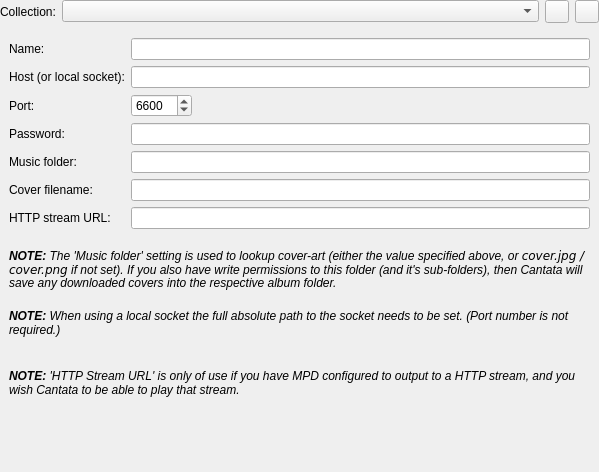
The window that gui/serversettings.ui (CDrummond/cantata) describes before a commit, drawn with Qt 5.
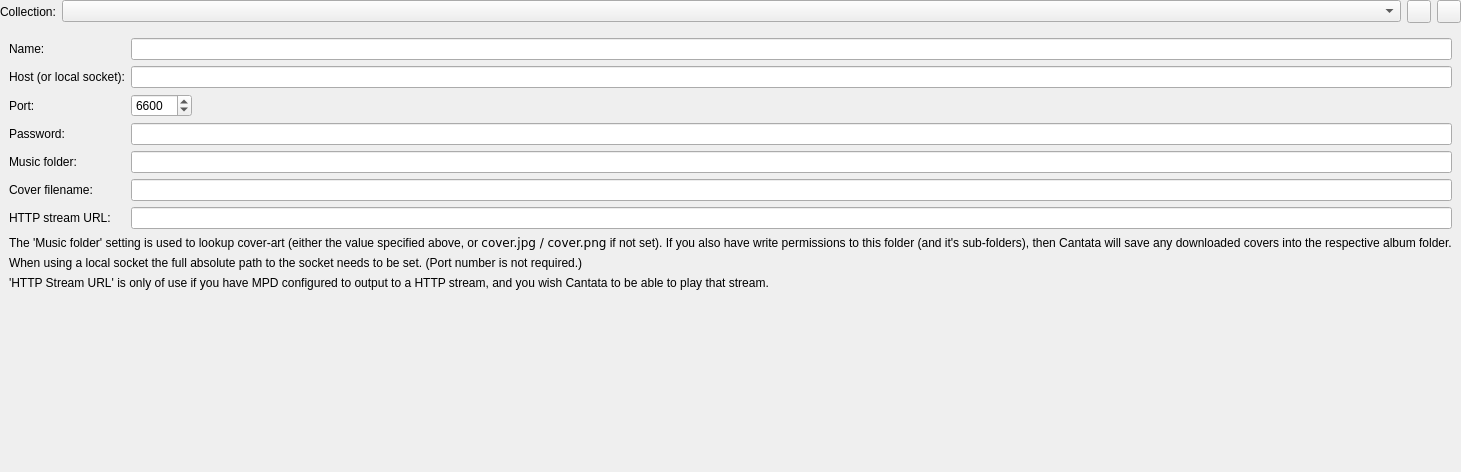
The same window after the commit. Custom widgets are drawn as their Qt base class.

Commit message: Add note-label classes to ensure consistency

The edit to the form file:
```diff
--- a/gui/serversettings.ui
+++ b/gui/serversettings.ui
@@ -168,110 +168,28 @@
          </item>
         </layout>
        </item>
-       <item row="1" column="0">
-        <spacer name="verticalSpacer">
-         <property name="orientation">
-          <enum>Qt::Vertical</enum>
+       <item row="1" column="0" colspan="2">
+        <widget class="NoteLabel" name="musicFolderNoteLabel">
+         <property name="text">
+          <string>The 'Music folder' setting is used to lookup cover-art (either the value specified above, or &lt;code&gt;cover.jpg / cover.png&lt;/code&gt; if not set). If you also have write permissions to this folder (and it's sub-folders), then Cantata will save any downloaded covers into the respective album folder.</string>
          </property>
-         <property name="sizeType">
-          <enum>QSizePolicy::Fixed</enum>
-         </property>
-         <property name="sizeHint" stdset="0">
-          <size>
-           <width>20</width>
-           <height>13</height>
-          </size>
-         </property>
-        </spacer>
+        </widget>
        </item>
        <item row="2" column="0" colspan="2">
-        <widget class="QLabel" name="musicFolderNoteLabel">
+        <widget class="NoteLabel" name="socketNoteLabel">
          <property name="text">
-          <string>&lt;i&gt;&lt;b&gt;NOTE:&lt;/b&gt; The 'Music folder' setting is used to lookup cover-art (either the value specified above, or &lt;code&gt;cover.jpg / cover.png&lt;/code&gt; if not set). If you also have write permissions to this folder (and it's sub-folders), then Cantata will save any downloaded covers into the respective album folder.&lt;/i&gt;</string>
+          <string>When using a local socket the full absolute path to the socket needs to be set. (Port number is not required.)</string>
          </property>
-         <property name="wordWrap">
-          <bool>true</bool>
-         </property>
-         <property name="textInteractionFlags">
-          <set>Qt::NoTextInteraction</set>
-         </property>
         </widget>
        </item>
-       <item row="3" column="0">
-        <spacer name="verticalSpacer_3">
-         <property name="orientation">
-          <enum>Qt::Vertical</enum>
-         </property>
-         <property name="sizeType">
-          <enum>QSizePolicy::Fixed</enum>
-         </property>
-         <property name="sizeHint" stdset="0">
-          <size>
-           <width>20</width>
-           <height>13</height>
-          </size>
-         </property>
-        </spacer>
-       </item>
-       <item row="4" column="0" colspan="2">
-        <widget class="QLabel" name="socketNoteLabel">
+       <item row="3" column="0" colspan="2">
+        <widget class="NoteLabel" name="streamUrlNoteLabel">
          <property name="text">
-          <string>&lt;i&gt;&lt;b&gt;NOTE:&lt;/b&gt; When using a local socket the full absolute path to the socket needs to be set. (Port number is not required.)&lt;/i&gt;</string>
+          <string>'HTTP Stream URL' is only of use if you have MPD configured to output to a HTTP stream, and you wish Cantata to be able to play that stream.</string>
          </property>
-         <property name="wordWrap">
-          <bool>true</bool>
-         </property>
-         <property name="textInteractionFlags">
-          <set>Qt::NoTextInteraction</set>
-         </property>
         </widget>
        </item>
-       <item row="5" column="0">
-        <spacer name="verticalSpacer_4">
-         <property name="orientation">
-          <enum>Qt::Vertical</enum>
-         </property>
-         <property name="sizeType">
-          <enum>QSizePolicy::Fixed</enum>
-         </property>
-         <property name="sizeHint" stdset="0">
-          <size>
-           <width>20</width>
-           <height>13</height>
-          </size>
-         </property>
-        </spacer>
-       </item>
-       <item row="6" column="0">
-        <spacer name="verticalSpacer_streamUrlNote">
-         <property name="orientation">
-          <enum>Qt::Vertical</enum>
-         </property>
-         <property name="sizeType">
-          <enum>QSizePolicy::Fixed</enum>
-         </property>
-         <property name="sizeHint" stdset="0">
-          <size>
-           <width>20</width>
-           <height>13</height>
-          </size>
-         </property>
-        </spacer>
-       </item>
-       <item row="7" column="0" colspan="2">
-        <widget class="QLabel" name="streamUrlNoteLabel">
-         <property name="text">
-          <string>&lt;i&gt;&lt;b&gt;NOTE:&lt;/b&gt; 'HTTP Stream URL' is only of use if you have MPD configured to output to a HTTP stream, and you wish Cantata to be able to play that stream.&lt;/i&gt;</string>
-         </property>
-         <property name="wordWrap">
-          <bool>true</bool>
-         </property>
-         <property name="textInteractionFlags">
-          <set>Qt::NoTextInteraction</set>
-         </property>
-        </widget>
-       </item>
-       <item row="8" column="0">
+       <item row="4" column="0">
         <spacer name="verticalSpacer_2">
          <property name="orientation">
           <enum>Qt::Vertical</enum>
@@ -338,51 +256,20 @@
         </layout>
        </item>
        <item row="2" column="0" colspan="4">
-        <widget class="StateLabel" name="basicMusicFolderNoteLabel">
+        <widget class="NoteLabel" name="basicMusicFolderNoteLabel">
          <property name="text">
-          <string>&lt;i&gt;&lt;b&gt;NOTE:&lt;/b&gt; If you change the 'Music folder' setting, then you will need to manually update the music database. This can be performed by pressing the 'Refresh Database' button in the 'Artists' or 'Albums' views.&lt;/i&gt;</string>
+          <string>If you change the 'Music folder' setting, then you will need to manually update the music database. This can be performed by pressing the 'Refresh Database' button in the 'Artists' or 'Albums' views.</string>
          </property>
-         <property name="wordWrap">
-          <bool>true</bool>
-         </property>
-         <property name="textInteractionFlags">
-          <set>Qt::NoTextInteraction</set>
-         </property>
         </widget>
        </item>
-       <item row="3" column="1">
-        <spacer name="verticalSpacer_8">
-         <property name="orientation">
-          <enum>Qt::Vertical</enum>
-         </property>
-         <property name="sizeType">
-          <enum>QSizePolicy::Fixed</enum>
-         </property>
-         <property name="sizeHint" stdset="0">
-          <size>
-           <width>20</width>
-           <height>13</height>
-          </size>
-         </property>
-        </spacer>
-       </item>
-       <item row="4" column="0" colspan="4">
-        <widget class="QLabel" name="musicFolderNoteLabel_2">
+       <item row="3" column="0" colspan="4">
+        <widget class="NoteLabel" name="musicFolderNoteLabel_2">
          <property name="text">
-          <string>&lt;i&gt;&lt;b&gt;NOTE:&lt;/b&gt; If no setting is specified for 'Cover filename, then Cantata will use a default of &lt;code&gt;cover&lt;/code&gt; &lt;/i&gt;</string>
+          <string>If no setting is specified for 'Cover filename, then Cantata will use a default of &lt;code&gt;cover&lt;/code&gt;</string>
          </property>
-         <property name="alignment">
-          <set>Qt::AlignLeading|Qt::AlignLeft|Qt::AlignTop</set>
-         </property>
-         <property name="wordWrap">
-          <bool>true</bool>
-         </property>
-         <property name="textInteractionFlags">
-          <set>Qt::NoTextInteraction</set>
-         </property>
         </widget>
        </item>
-       <item row="5" column="2">
+       <item row="4" column="2">
         <spacer name="verticalSpacer_6">
          <property name="orientation">
           <enum>Qt::Vertical</enum>
@@ -408,9 +295,9 @@
    <header>support/buddylabel.h</header>
   </customwidget>
   <customwidget>
-   <class>StateLabel</class>
+   <class>NoteLabel</class>
    <extends>QLabel</extends>
-   <header>widgets/statelabel.h</header>
+   <header>widgets/notelabel.h</header>
   </customwidget>
   <customwidget>
    <class>LineEdit</class>
```
The commit also changes 24 other files.
